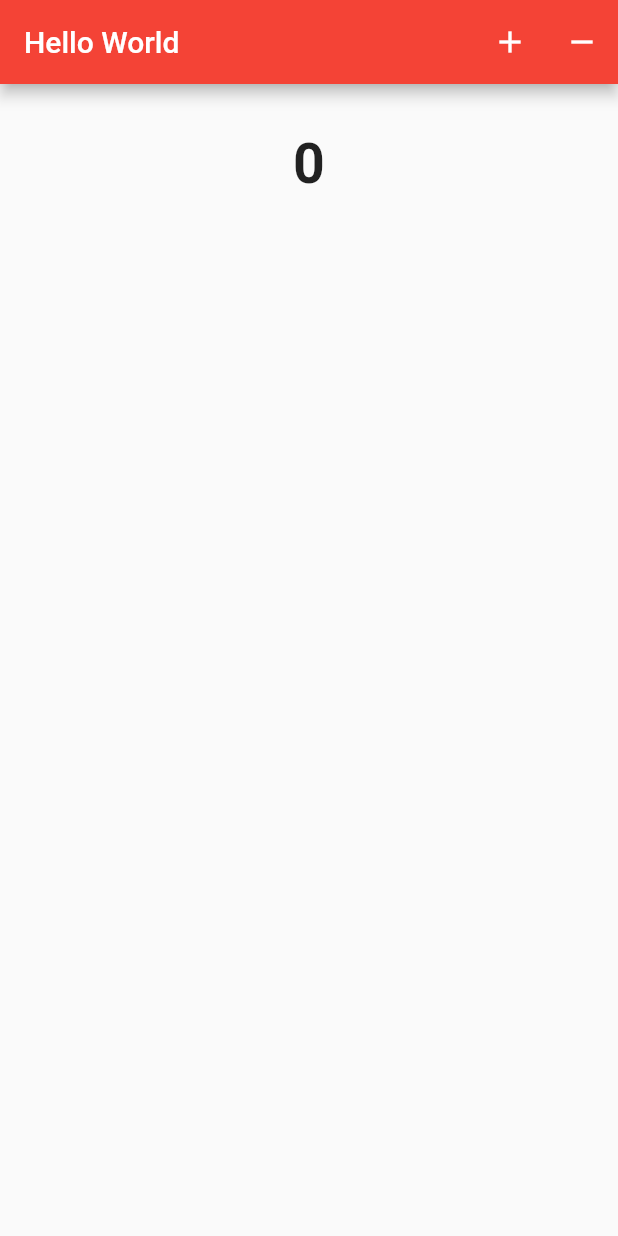
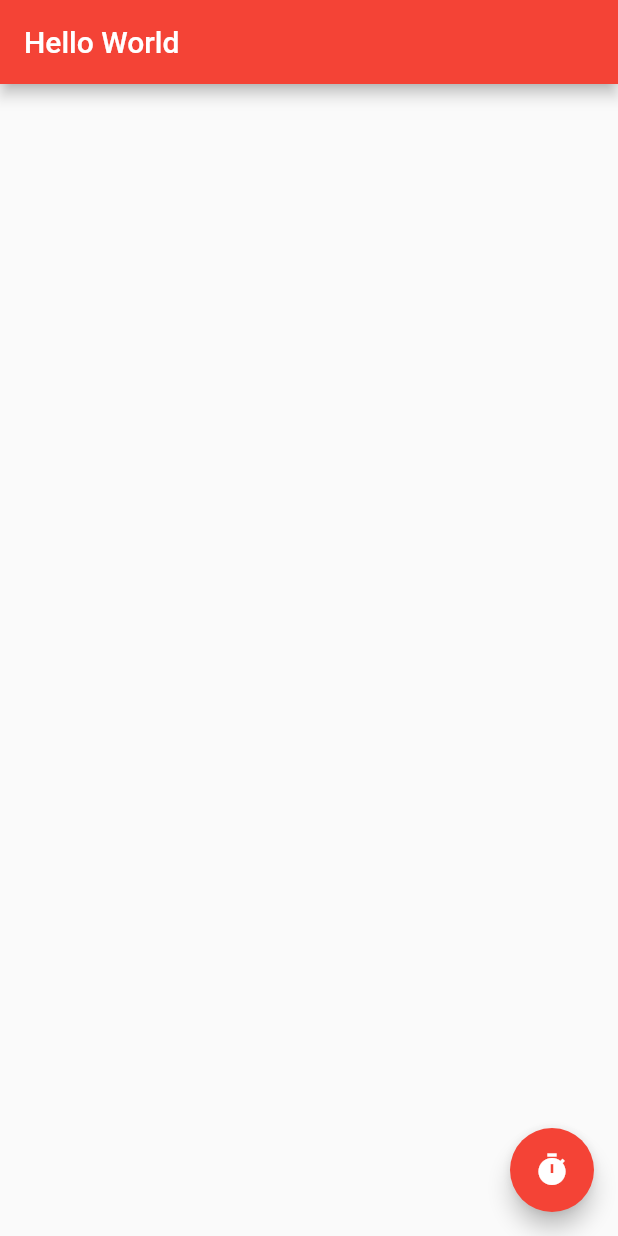
Before and after one commit to andrelashley/flutter-spike-projects, a Flutter app: the screen it shows after launch, on a phone screen of 412 x 824 dp. Run offline on Flutter 3.47's test engine with Material 2 defaults, Android fonts, the phone set to English and light mode, and no system bars.

Commit message:
demonstrate floating action button

```diff
--- a/button1/lib/main.dart
+++ b/button1/lib/main.dart
@@ -14,10 +14,9 @@ class MyApp extends StatefulWidget {
 
 class _State extends State<MyApp> {
 
-  int _value = 0;
+String _value = '';
 
-  void _add() => setState(() => _value++);
-  void _remove() => setState(() => _value--);
+void _onClicked() => setState(() => _value = new DateTime.now().toString());
 
   @override
   Widget build(BuildContext context) {
@@ -26,16 +25,19 @@ class _State extends State<MyApp> {
         title: new Text('Hello World'),
         backgroundColor: Colors.red,
         actions: <Widget>[
-          new IconButton(icon: new Icon(Icons.add), onPressed: _add,),
-          new IconButton(icon: new Icon(Icons.remove), onPressed: _remove)
         ],
       ),
+      floatingActionButton: new FloatingActionButton(
+        onPressed: _onClicked,
+        backgroundColor: Colors.red,
+        mini: false,
+        child: new Icon(Icons.timer),),
       body: new Container(
         padding: new EdgeInsets.all(32.0),
         child: new Center(
           child: new Column(
             children: <Widget>[
-              new Text(_value.toString(), style: new TextStyle(fontWeight: FontWeight.bold, fontSize: 37.0),)
+              new Text(_value.toString())
             ],
           ),
         ),
```
